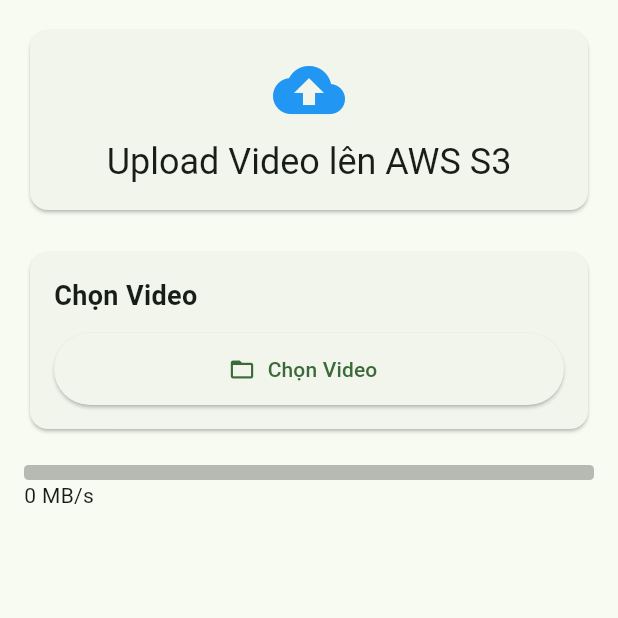
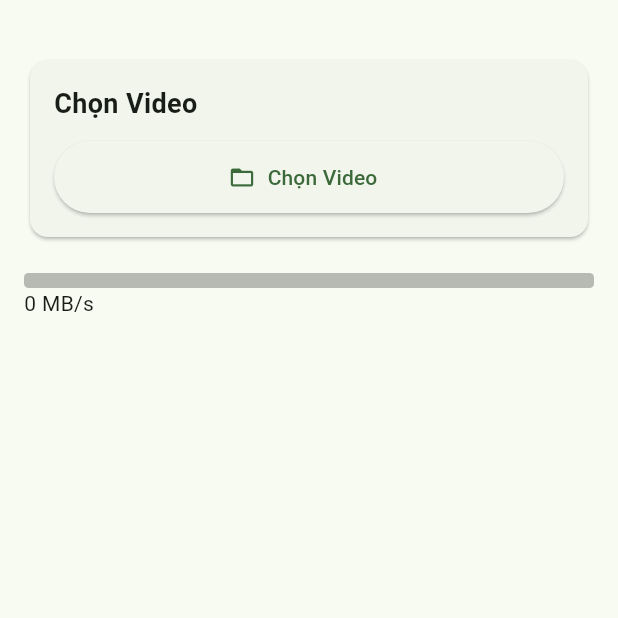
Before and after one commit to vuihoc-edtech/multipart_uploader, a Flutter app: the screen it shows after launch, on a phone screen of 412 x 824 dp, the top half of it. Run offline on Flutter 3.47's test engine with Material 3 defaults, Android fonts, the phone set to English and light mode, and no system bars; our stand-ins replace dio; missing offline and left inert: wechat_assets_picker.

Commit message:
[HauTV] Uploader

```diff
--- a/example/lib/upload_screen.dart
+++ b/example/lib/upload_screen.dart
@@ -2,6 +2,7 @@ import 'dart:io';
 
 import 'package:dio/dio.dart';
 import 'package:flutter/material.dart';
+import 'package:flutter/services.dart';
 import 'package:multipart_uploader/multipart_uploader.dart';
 import 'package:wechat_assets_picker/wechat_assets_picker.dart';
 
@@ -293,24 +294,6 @@ class _UploadScreenState extends State<UploadScreen> {
           child: Column(
             crossAxisAlignment: CrossAxisAlignment.stretch,
             children: [
-              // Header
-              Card(
-                child: Padding(
-                  padding: const EdgeInsets.all(16.0),
-                  child: Column(
-                    children: [
-                      const Icon(Icons.cloud_upload,
-                          size: 48, color: Colors.blue),
-                      const SizedBox(height: 8),
-                      Text(
-                        'Upload Video lên AWS S3',
-                        style: Theme.of(context).textTheme.headlineSmall,
-                      ),
-                    ],
-                  ),
-                ),
-              ),
-
               const SizedBox(height: 20),
 
               // File Selection
@@ -535,6 +518,9 @@ class _UploadScreenState extends State<UploadScreen> {
                         const SizedBox(height: 4),
                         SelectableText(
                           _uploadedUrl!,
+                          onTap: () => Clipboard.setData(
+                            ClipboardData(text: _uploadedUrl!),
+                          ),
                           style: const TextStyle(
                             color: Colors.blue,
                             decoration: TextDecoration.underline,
```
